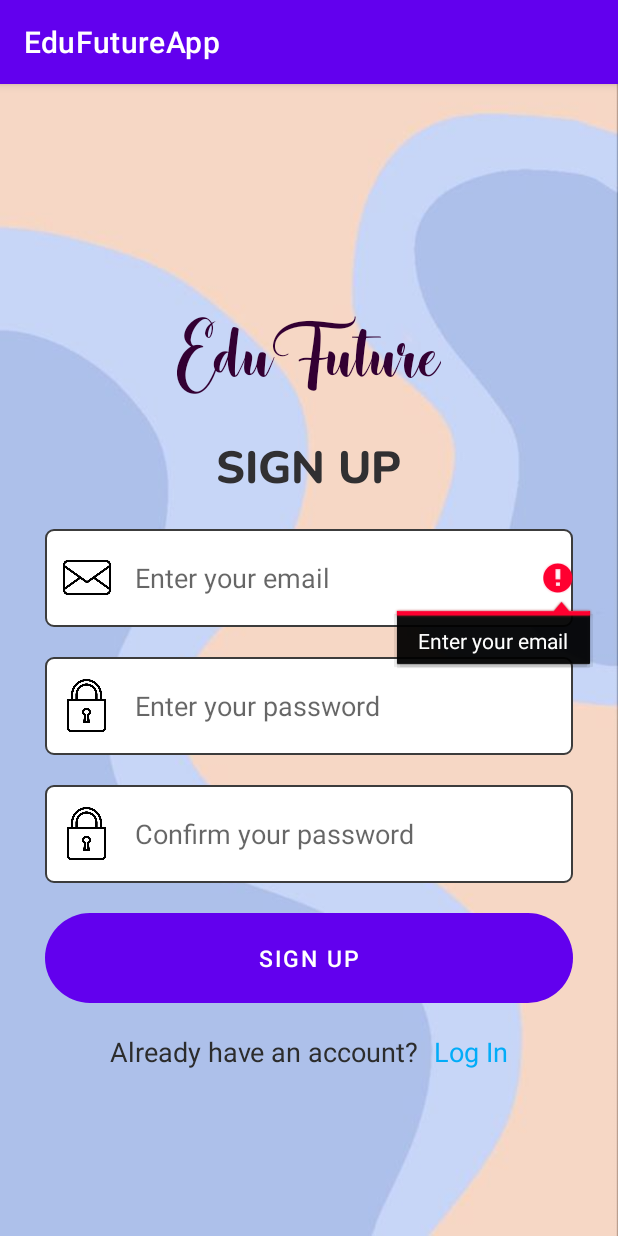
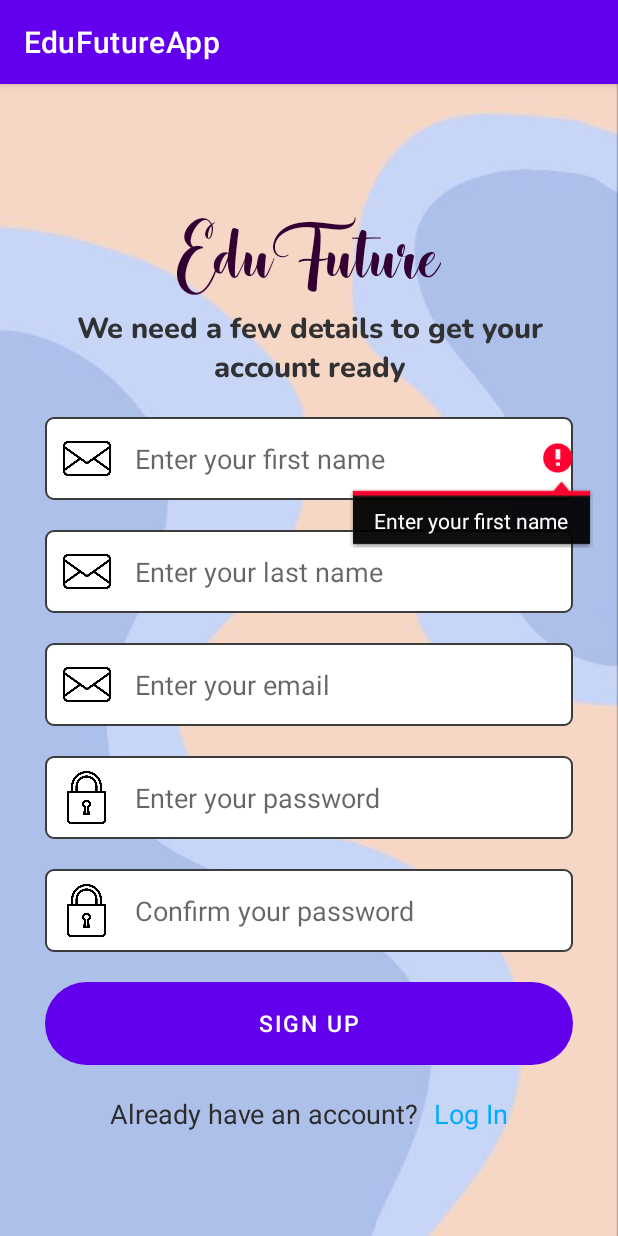
Before and after one commit to alyamzln/edufuture-test, an Android app: the SignUpActivity screen opened directly, with no data from a screen before it, after a tap on "SIGN UP", on a phone screen of 412 x 824 dp. Run offline under Robolectric (Android 15) with nearby library versions, the phone set to English and light mode, and no system bars; our stand-ins replace Firebase (no records; nobody signed in at launch, a user with empty details on screens opened directly).

Commit message:
Updated by Irdina

```diff
--- a/app/src/main/java/com/example/edufutureapp/PageNavigation.java
+++ b/app/src/main/java/com/example/edufutureapp/activities/PageNavigation.java
@@ -1,8 +1,10 @@
-package com.example.edufutureapp;
+package com.example.edufutureapp.activities;
 
 import androidx.appcompat.app.AppCompatActivity;
 
 import android.os.Bundle;
+
+import com.example.edufutureapp.R;
 
 public class PageNavigation extends AppCompatActivity {
 
--- a/app/src/main/java/com/example/edufutureapp/SignUpActivity.java
+++ b/app/src/main/java/com/example/edufutureapp/activities/SignUpActivity.java
@@ -1,8 +1,9 @@
-package com.example.edufutureapp;
+package com.example.edufutureapp.activities;
 
 import androidx.annotation.NonNull;
 import androidx.appcompat.app.AppCompatActivity;
 
+import android.annotation.SuppressLint;
 import android.app.ProgressDialog;
 import android.content.Intent;
 import android.os.Bundle;
@@ -14,6 +15,7 @@ import android.widget.EditText;
 import android.widget.TextView;
 import android.widget.Toast;
 
+import com.example.edufutureapp.R;
 import com.google.android.gms.tasks.OnCompleteListener;
 import com.google.android.gms.tasks.Task;
 import com.google.firebase.auth.AuthResult;
@@ -21,16 +23,19 @@ import com.google.firebase.auth.FirebaseAuth;
 
 public class SignUpActivity extends AppCompatActivity {
 
-    private EditText emailEt,passwordEt1,passwordEt2;
+    private EditText emailEt,passwordEt1,passwordEt2,firstNameEt,lastNameEt;
     private Button SignUpButton;
     private TextView SignInTv;
     private ProgressDialog progressDialog;
     private FirebaseAuth firebaseAuth;
+    @SuppressLint("MissingInflatedId")
     @Override
     protected void onCreate(Bundle savedInstanceState) {
         super.onCreate(savedInstanceState);
         setContentView(R.layout.activity_sign_up);
         firebaseAuth=FirebaseAuth.getInstance();
+        firstNameEt=findViewById(R.id.firstname);
+        lastNameEt=findViewById(R.id.lastname);
         emailEt=findViewById(R.id.email);
         passwordEt1=findViewById(R.id.password1);
         passwordEt2=findViewById(R.id.password2);
@@ -46,17 +51,27 @@ public class SignUpActivity extends AppCompatActivity {
         SignInTv.setOnClickListener(new View.OnClickListener() {
             @Override
             public void onClick(View v) {
-                Intent intent=new Intent(SignUpActivity.this,MainActivity.class);
+                Intent intent=new Intent(SignUpActivity.this, MainActivity.class);
                 startActivity(intent);
                 finish();
             }
         });
     }
     private void Register(){
+        String firstname=firstNameEt.getText().toString();
+        String lastname=lastNameEt.getText().toString();
         String email=emailEt.getText().toString();
         String password1=passwordEt1.getText().toString();
         String password2=passwordEt2.getText().toString();
-        if(TextUtils.isEmpty(email)){
+        if(TextUtils.isEmpty(firstname)){
+            firstNameEt.setError("Enter your first name");
+            return;
+        }
+        else if(TextUtils.isEmpty(lastname)){
+            lastNameEt.setError("Enter your last name");
+            return;
+        }
+        else if(TextUtils.isEmpty(email)){
             emailEt.setError("Enter your email");
             return;
         }
--- a/app/src/main/res/layout/activity_login.xml
+++ b/app/src/main/res/layout/activity_login.xml
@@ -8,7 +8,7 @@
     android:orientation="vertical"
     android:background="@drawable/app_background"
     android:paddingHorizontal="30dp"
-    tools:context=".LoginActivity">
+    tools:context=".activities.LoginActivity">
 
     <TextView
         android:layout_width="wrap_content"
--- a/app/src/main/res/layout/activity_main.xml
+++ b/app/src/main/res/layout/activity_main.xml
@@ -4,7 +4,7 @@
     xmlns:tools="http://schemas.android.com/tools"
     android:layout_width="match_parent"
     android:layout_height="match_parent"
-    tools:context=".MainActivity">
+    tools:context=".activities.MainActivity">
 
     <ImageView
         android:id="@+id/imageView2"
@@ -34,7 +34,7 @@
         android:id="@+id/textView2"
         android:layout_width="match_parent"
         android:layout_height="wrap_content"
-        android:text="Where Your Journey to Success Starts Here"
+        android:text="Where Your Journey to Success Begins"
         android:fontFamily="@font/poppins_regular"
         android:layout_marginStart="50dp"
         android:layout_marginEnd="50dp"
--- a/app/src/main/res/layout/activity_page_navigation.xml
+++ b/app/src/main/res/layout/activity_page_navigation.xml
@@ -7,7 +7,7 @@
     android:orientation="vertical"
     android:gravity="center"
     android:background="@drawable/navi_background"
-    tools:context=".PageNavigation">
+    tools:context=".activities.PageNavigation">
 
     <TextView
         android:layout_width="wrap_content"
@@ -105,7 +105,7 @@
                 android:layout_gravity="center"
                 android:layout_marginRight="13dp"
                 android:fontFamily="@font/nunito_light"
-                android:text="Study room"
+                android:text="EduRoom"
                 android:textColor="@color/black"
                 android:textSize="22dp" />
 
--- a/app/src/main/res/layout/activity_sign_up.xml
+++ b/app/src/main/res/layout/activity_sign_up.xml
@@ -8,12 +8,12 @@
     android:gravity="center"
     android:background="@drawable/app_background"
     android:paddingHorizontal="30dp"
-    tools:context=".SignUpActivity">
+    tools:context=".activities.SignUpActivity">
 
     <TextView
         android:layout_width="wrap_content"
         android:layout_height="wrap_content"
-        android:layout_marginTop="40dp"
+        android:layout_marginTop="15dp"
         android:fontFamily="@font/theblacklight"
         android:text="EduFuture"
         android:textColor="#303"
@@ -24,12 +24,64 @@
     <TextView
         android:layout_width="wrap_content"
         android:layout_height="wrap_content"
-        android:layout_marginTop="20dp"
-        android:text="SIGN UP"
+        android:text="We need a few details to get your account ready"
         android:fontFamily="@font/nunito_extrabold"
         android:textColor="#313032"
         android:textStyle="bold"
-        android:textSize="30dp" />
+        android:textSize="19dp"
+        android:gravity="center"/>
+
+    <RelativeLayout
+        android:layout_width="match_parent"
+        android:layout_height="wrap_content"
+        android:layout_marginTop="20dp">
+
+        <EditText
+            android:id="@+id/firstname"
+            android:layout_width="match_parent"
+            android:layout_height="55dp"
+            android:background="@drawable/rectangular_field"
+            android:hint="Enter your first name"
+            android:inputType="text"
+            android:paddingVertical="15dp"
+            android:paddingLeft="60dp"
+            android:textColor="#000000" />
+
+        <ImageView
+            android:layout_width="36dp"
+            android:layout_height="39dp"
+            android:layout_alignParentLeft="true"
+            android:layout_centerInParent="true"
+            android:layout_marginLeft="10dp"
+            android:background="@drawable/email" />
+    </RelativeLayout>
+
+    <RelativeLayout
+        android:layout_width="match_parent"
+        android:layout_height="wrap_content"
+        android:layout_marginTop="20dp">
+
+        <EditText
+            android:id="@+id/lastname"
+            android:layout_width="match_parent"
+            android:layout_height="55dp"
+            android:background="@drawable/rectangular_field"
+            android:hint="Enter your last name"
+            android:inputType="text"
+            android:paddingVertical="15dp"
+            android:paddingLeft="60dp"
+            android:textColor="#000000" />
+
+        <ImageView
+            android:layout_width="36dp"
+            android:layout_height="39dp"
+            android:layout_alignParentLeft="true"
+            android:layout_centerInParent="true"
+            android:layout_marginLeft="10dp"
+            android:background="@drawable/email" />
+    </RelativeLayout>
+
+
     <RelativeLayout
         android:layout_width="match_parent"
         android:layout_height="wrap_content"
@@ -38,7 +90,7 @@
         <EditText
             android:id="@+id/email"
             android:layout_width="match_parent"
-            android:layout_height="65dp"
+            android:layout_height="55dp"
             android:background="@drawable/rectangular_field"
             android:hint="Enter your email"
             android:inputType="textEmailAddress"
@@ -62,7 +114,7 @@
         <EditText
             android:id="@+id/password1"
             android:layout_width="match_parent"
-            android:layout_height="65dp"
+            android:layout_height="55dp"
             android:background="@drawable/rectangular_field"
             android:hint="Enter your password"
             android:inputType="textPassword"
@@ -87,7 +139,7 @@
         <EditText
             android:id="@+id/password2"
             android:layout_width="match_parent"
-            android:layout_height="65dp"
+            android:layout_height="55dp"
             android:background="@drawable/rectangular_field"
             android:hint="Confirm your password"
             android:inputType="textPassword"
@@ -107,7 +159,7 @@
     <Button
         android:id="@+id/register"
         android:layout_width="match_parent"
-        android:layout_height="60dp"
+        android:layout_height="55dp"
         android:text="SIGN UP"
         android:textColor="#FFFFFF"
         android:layout_marginTop="20dp"
```
Also changed, not shown: app/build.gradle (+19 -1 lines), app/src/main/AndroidManifest.xml (+16 -5 lines), app/src/main/java/com/example/edufutureapp/activities/LoginActivity.java (renamed from app/src/main/java/com/example/edufutureapp/LoginActivity.java, +4 -3 lines), app/src/main/java/com/example/edufutureapp/activities/MainActivity.java (renamed from app/src/main/java/com/example/edufutureapp/MainActivity.java, +7 -3 lines), app/src/main/java/com/example/edufutureapp/firebase/MessagingService.java (added, +26 -0 lines), 1 other file.
